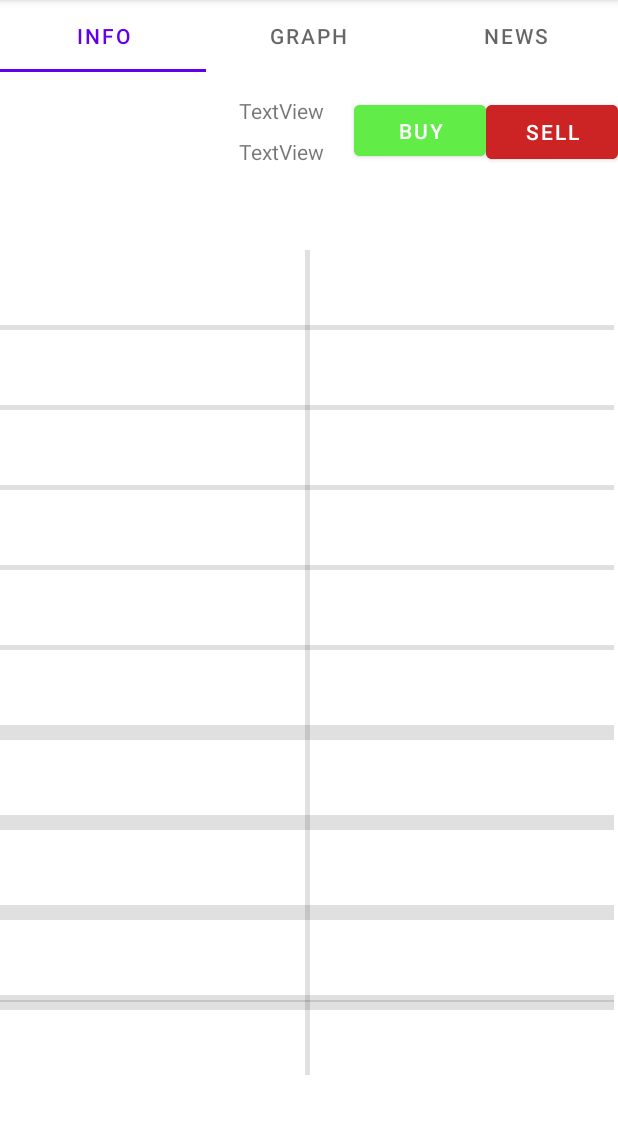
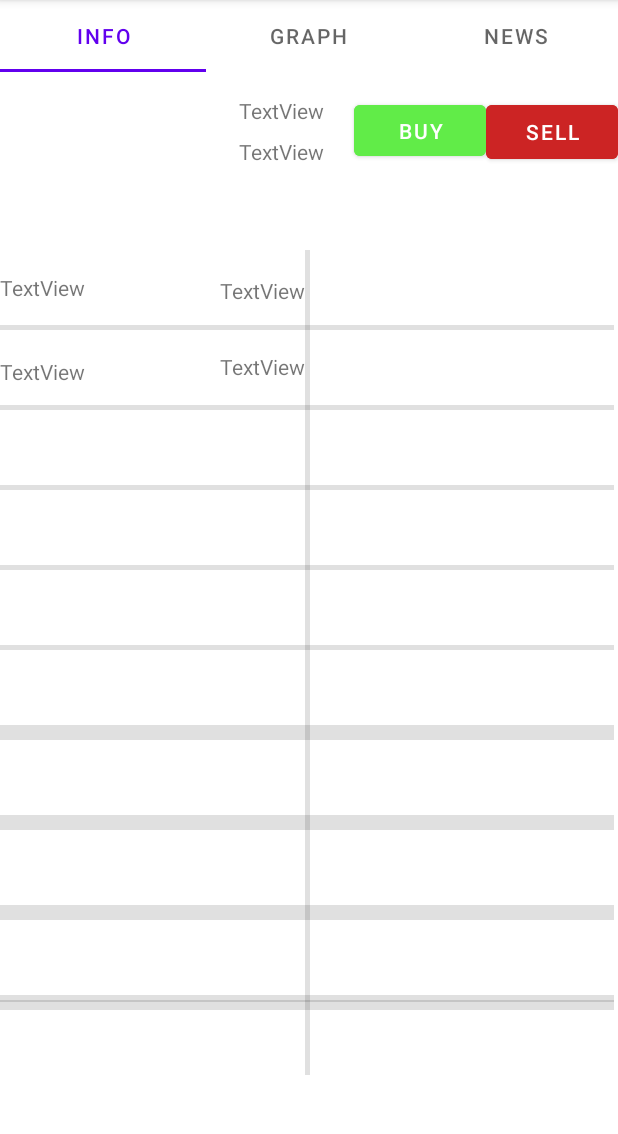
Before and after one commit to seth174/Seth-Trading-Mobile-App, an Android app: the StockActivity screen opened directly, with no data from a screen before it, on a phone screen of 412 x 824 dp, the part 84-1218 px from its top. Run offline under Robolectric (Android 15) with nearby library versions, the phone set to English and light mode, and no system bars.

```diff
--- a/app/src/main/java/com/sethfagen/sethstradingapplication/StockActivity.java
+++ b/app/src/main/java/com/sethfagen/sethstradingapplication/StockActivity.java
@@ -7,11 +7,12 @@ import androidx.viewpager.widget.ViewPager;
 import android.content.Intent;
 import android.os.Bundle;
 import android.util.Log;
+import android.widget.Toast;
 
 import com.google.android.material.tabs.TabLayout;
 import com.sethfagen.sethstradingapplication.databinding.ActivityStockBinding;
 
-public class StockActivity extends AppCompatActivity {
+public class StockActivity extends AppCompatActivity implements StockGraphFragment.OnDataPass {
 
     private ActivityStockBinding binding;
 
@@ -21,10 +22,13 @@ public class StockActivity extends AppCompatActivity {
 
 
     public static final String EXTRA_SEARCH_TICKER = "com.sethfagen.sethstradingapplication.EXTRA_SEARCH_TICKER";
+    public static final String EXTRA_DAYS = "com.sethfagen.sethstradingapplication.EXTRA_DAYS";
 
     @Override
     protected void onCreate(Bundle savedInstanceState) {
         super.onCreate(savedInstanceState);
+
+
         binding = ActivityStockBinding.inflate(getLayoutInflater());
 
         setContentView(binding.getRoot());
@@ -53,7 +57,7 @@ public class StockActivity extends AppCompatActivity {
                         break;
                     }
                 }
-                openFragment(fragment, ticker);
+                openFragment(fragment, ticker, null);
             }
 
             @Override
@@ -67,16 +71,24 @@ public class StockActivity extends AppCompatActivity {
             }
         });
 
-        openFragment(new StockInfoFragment(), ticker);
+        openFragment(new StockInfoFragment(), ticker, null);
 
     }
 
-    public void openFragment(Fragment fragment, String ticker){
+    public void openFragment(Fragment fragment, String ticker, String days){
 
         Bundle bundle = new Bundle();
         bundle.putString(EXTRA_SEARCH_TICKER, ticker);
+        bundle.putString(EXTRA_DAYS, days == null ? "30" : days);
         fragment.setArguments(bundle);
+
+
 
         getSupportFragmentManager().beginTransaction().replace(R.id.fragment_page, fragment).commit();
     }
+
+    @Override
+    public void onDataPass(String days, String ticker) {
+        openFragment(new StockGraphFragment(), ticker, days);
+    }
 }
--- a/app/src/main/res/layout/fragment_stock_info.xml
+++ b/app/src/main/res/layout/fragment_stock_info.xml
@@ -130,5 +130,45 @@
             app:layout_constraintHorizontal_bias="1.0"
             app:layout_constraintStart_toStartOf="parent"
             app:layout_constraintTop_toBottomOf="@+id/divider5" />
+
+        <TextView
+            android:id="@+id/textView14"
+            android:layout_width="wrap_content"
+            android:layout_height="wrap_content"
+            android:text="TextView"
+            app:layout_constraintBottom_toTopOf="@+id/divider2"
+            app:layout_constraintStart_toStartOf="parent"
+            app:layout_constraintTop_toTopOf="parent" />
+
+        <TextView
+            android:id="@+id/textView15"
+            android:layout_width="wrap_content"
+            android:layout_height="wrap_content"
+            android:text="TextView"
+            app:layout_constraintBottom_toBottomOf="@+id/divider2"
+            app:layout_constraintEnd_toStartOf="@+id/divider"
+            app:layout_constraintTop_toTopOf="parent" />
+
+        <TextView
+            android:id="@+id/textView16"
+            android:layout_width="wrap_content"
+            android:layout_height="wrap_content"
+            android:layout_marginTop="21dp"
+            android:layout_marginBottom="13dp"
+            android:text="TextView"
+            app:layout_constraintBottom_toTopOf="@+id/divider3"
+            app:layout_constraintStart_toStartOf="parent"
+            app:layout_constraintTop_toTopOf="@+id/divider2" />
+
+        <TextView
+            android:id="@+id/textView17"
+            android:layout_width="wrap_content"
+            android:layout_height="wrap_content"
+            android:layout_marginTop="18dp"
+            android:layout_marginBottom="16dp"
+            android:text="TextView"
+            app:layout_constraintBottom_toTopOf="@+id/divider3"
+            app:layout_constraintEnd_toStartOf="@+id/divider"
+            app:layout_constraintTop_toTopOf="@+id/divider2" />
     </androidx.constraintlayout.widget.ConstraintLayout>
 </FrameLayout>
```
Also changed, not shown: app/src/main/java/com/sethfagen/sethstradingapplication/StockGraphFragment.java (+52 -8 lines), app/src/main/res/layout/fragment_stock_graph.xml (+22 -22 lines).
